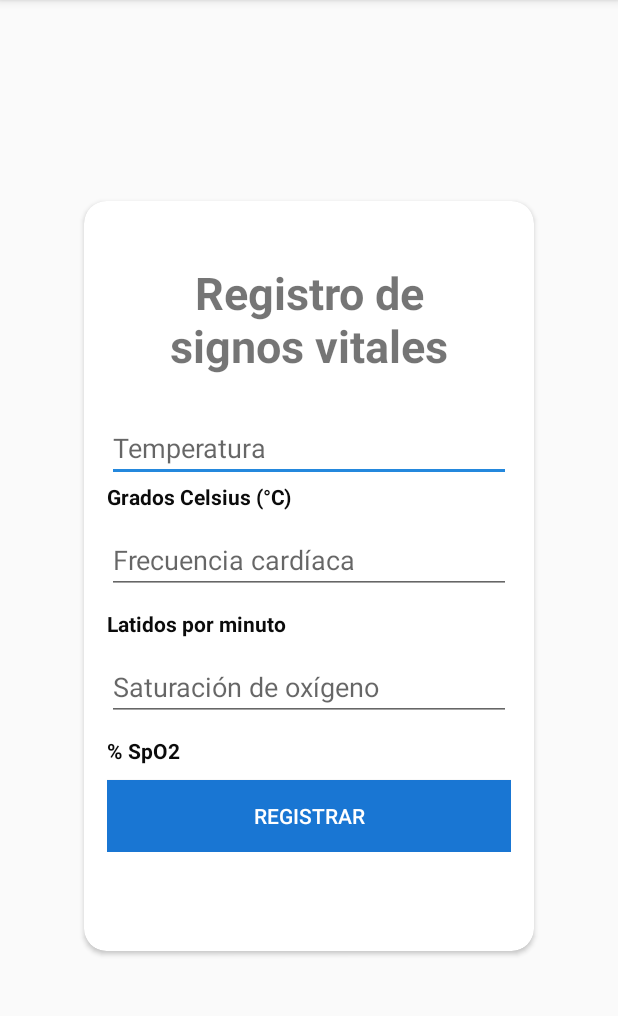
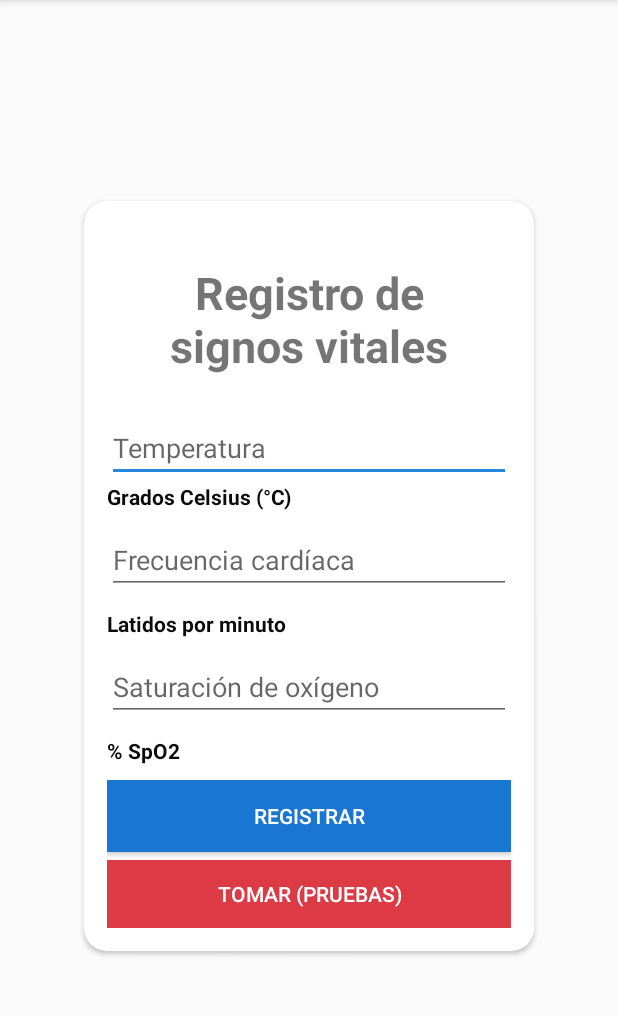
Before and after one commit to OscarToaquiza/covid_life_git, an Android app: the activity_signosVitales screen opened directly, with no data from a screen before it, on a phone screen of 412 x 824 dp, the part 84-1100 px from its top. Run offline under Robolectric (Android 15) with nearby library versions, the phone set to English and light mode, and no system bars; our stand-ins replace Firebase (no records; nobody signed in at launch, a user with empty details on screens opened directly).

Commit message:
App, se ha enlazado el modulo 1 y 2... es hora de hacer pruebas.

```diff
--- a/app/src/main/java/com/covid/life/MainActivity.java
+++ b/app/src/main/java/com/covid/life/MainActivity.java
@@ -29,7 +29,7 @@ public class MainActivity extends AppCompatActivity {
         super.onCreate(savedInstanceState);
         setContentView(R.layout.activity_main);
         // Pry inicial 01/04/2020
-        Button btnIniciar = (Button) findViewById(R.id.btnInit);
+        /*Button btnIniciar = (Button) findViewById(R.id.btnInit);
         btnIniciar.setOnClickListener(new View.OnClickListener() {
             @Override
             public void onClick(View v) {
@@ -37,6 +37,6 @@ public class MainActivity extends AppCompatActivity {
                 inicioLayout.putExtra("Puntos",new ArrayList<Double>());
                 startActivity(inicioLayout );
             }
-        });
+        });*/
     }
 }
--- a/app/src/main/java/com/covid/life/form/activity_signosVitales.java
+++ b/app/src/main/java/com/covid/life/form/activity_signosVitales.java
@@ -13,6 +13,7 @@ import android.widget.TextView;
 import android.widget.Toast;
 
 import com.covid.life.R;
+import com.covid.life.manage.camera.pre_camera;
 import com.covid.life.menu.activity_menu_inicio;
 import com.covid.life.models.Seguimiento;
 import com.google.android.gms.tasks.OnFailureListener;
@@ -21,6 +22,7 @@ import com.google.firebase.auth.FirebaseAuth;
 import com.google.firebase.firestore.DocumentReference;
 import com.google.firebase.firestore.FirebaseFirestore;
 
+import java.util.ArrayList;
 import java.util.Date;
 
 public class activity_signosVitales extends AppCompatActivity {
@@ -28,7 +30,7 @@ public class activity_signosVitales extends AppCompatActivity {
     private FirebaseAuth mAuth;
     private FirebaseFirestore db = FirebaseFirestore.getInstance();
     private TextView txtTemperatura, txtFrecuencia,txtSaturacion;
-    private Button btnAgregar;
+    private Button btnAgregar, btnTomarSignosVitalesAutomatico;
     private ProgressBar progressBar;
     private Seguimiento signosVitales;
 
@@ -46,12 +48,22 @@ public class activity_signosVitales extends AppCompatActivity {
         txtFrecuencia = findViewById(R.id.frecuenciaCardiaca);
         txtSaturacion = findViewById(R.id.saturacionOxigeno);
         btnAgregar = findViewById(R.id.RegistrarSignos);
+        btnTomarSignosVitalesAutomatico = findViewById(R.id.btnTomarSignosAUtomatico);
         progressBar = findViewById(R.id.progressBar);
 
         btnAgregar.setOnClickListener(new View.OnClickListener() {
             @Override
             public void onClick(View v) {
                 guardarSignosVitales();
+            }
+        });
+
+        btnTomarSignosVitalesAutomatico.setOnClickListener(new View.OnClickListener() {
+            @Override
+            public void onClick(View v) {
+               Intent inicioLayout = new Intent( v.getContext() , pre_camera.class);
+               inicioLayout.putExtra("Puntos",new ArrayList<Double>());
+               startActivity(inicioLayout );
             }
         });
     }
--- a/app/src/main/res/layout/activity_signos_vitales.xml
+++ b/app/src/main/res/layout/activity_signos_vitales.xml
@@ -100,6 +100,16 @@
                     android:textColor="@color/colorBlanco"
                     android:text="Registrar"  />
 
+                <Button
+                    android:id="@+id/btnTomarSignosAUtomatico"
+                    android:layout_width="match_parent"
+                    android:layout_height="wrap_content"
+                    android:background="@color/colorRed"
+                    android:textColor="@color/colorBlanco"
+                    android:text="Tomar (Pruebas)"
+                    android:layout_marginTop="5dp"
+                    />
+
 
 
 
--- a/app/src/main/res/values/colors.xml
+++ b/app/src/main/res/values/colors.xml
@@ -8,4 +8,5 @@
     <color name="colorBlancoTransparente">#cccccc</color>
     <color name="colorBlanco">#FFFFFF</color>
     <color name="colorTexto">#2488DD</color>
+    <color name="colorRed">#DC3B45</color>
 </resources>
```
Also changed, not shown: 3 other files.
